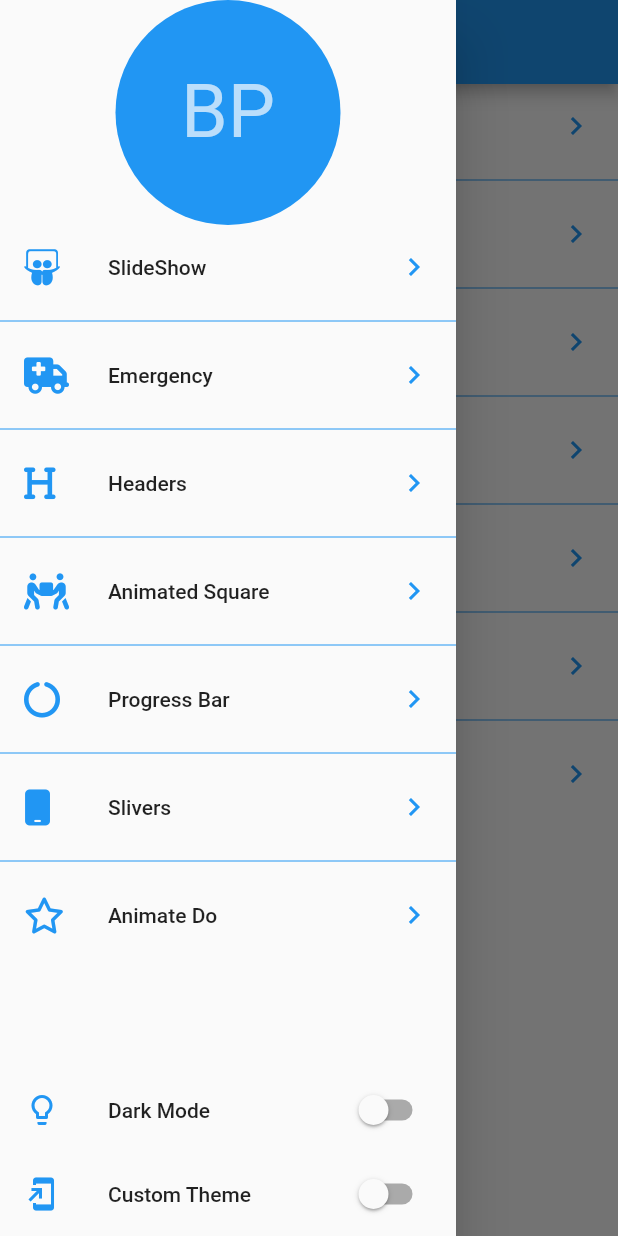
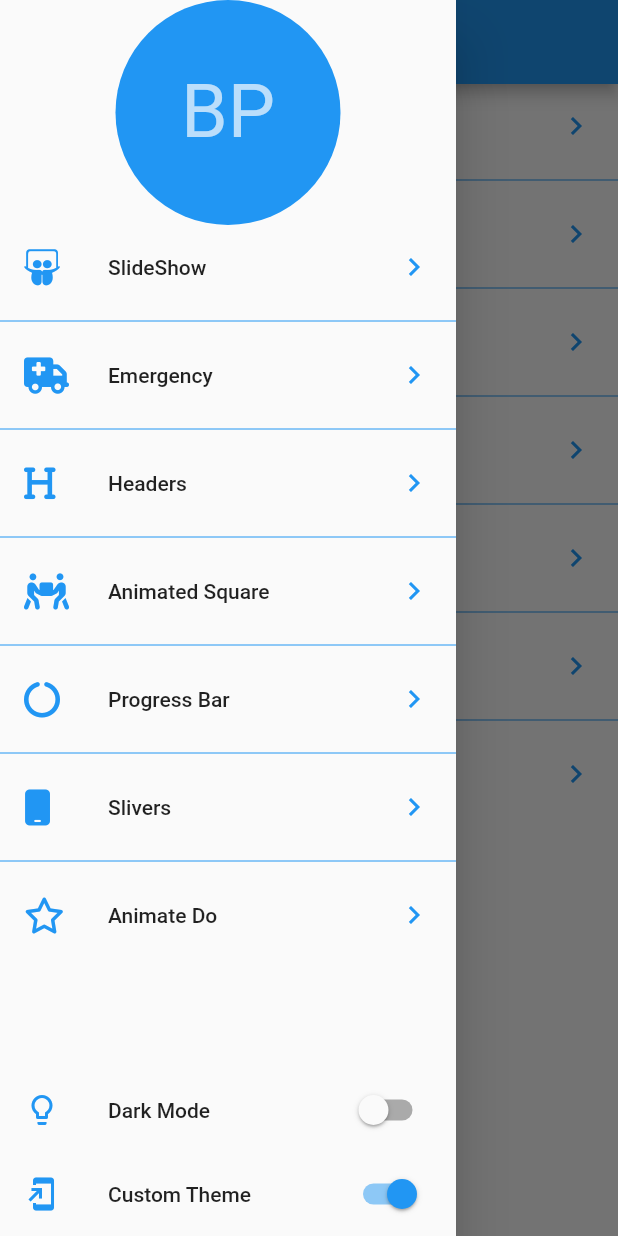
Before and after one commit to BryanParada/designsAppFM, a Flutter app: the screen it shows after launch, with the side drawer open, on a phone screen of 412 x 824 dp. Run offline on Flutter 3.47's test engine with Material 2 defaults, Android fonts, the phone set to English and light mode, and no system bars; our stand-ins replace animate_do, flutter_svg, font_awesome_flutter.

Commit message:
FM135 - Dark and Light Themes

```diff
--- a/lib/main.dart
+++ b/lib/main.dart
@@ -18,7 +18,7 @@ import 'package:provider/provider.dart';
 
 void main() => runApp(
   ChangeNotifierProvider(
-    create: (_ ) => new ThemeChanger(),
+    create: (_ ) => new ThemeChanger( 3 ), //guardar en preferencias de usuario
     child: const MyApp()
     ));
 
@@ -27,7 +27,11 @@ class MyApp extends StatelessWidget {
 
   @override
   Widget build(BuildContext context) {
+
+    final currentTheme = Provider.of<ThemeChanger>(context).currentTheme;
+
     return MaterialApp(
+      theme: currentTheme,
       debugShowCheckedModeBanner: false,
       title: 'Designs App',
       home: LauncherPage()
--- a/lib/src/theme/themechanger.dart
+++ b/lib/src/theme/themechanger.dart
@@ -5,18 +5,66 @@ class ThemeChanger with ChangeNotifier{
   bool _darkTheme = false;
   bool _customTheme = false;
 
+  late ThemeData _currentTheme;
+
+  ThemeChanger(int theme){
+      _currentTheme = ThemeData.light() ;
+
+      switch(theme){
+        case 1: //light
+          _darkTheme = false;
+          _customTheme = false;
+          _currentTheme = ThemeData.light();
+        break;
+
+        case 2: //dark
+          _darkTheme = true;
+          _customTheme = false;
+          _currentTheme = ThemeData.dark();
+        break;
+
+        case 3: //dark
+          _darkTheme = false;
+          _customTheme = true;
+        break;
+
+        default:
+          _darkTheme = false;
+          _customTheme = false;
+          _currentTheme = ThemeData.light();
+
+      }
+  }
+
+
   bool get darkTheme => this._darkTheme;
   bool get customTheme => this._customTheme;
+  ThemeData get currentTheme => this._currentTheme;
 
   set darkTheme(bool value){
     _customTheme = false;
     _darkTheme = value;
+
+    if (value){
+      _currentTheme = ThemeData.dark();
+    }else{
+      _currentTheme = ThemeData.light();
+    }
+
     notifyListeners();
   }
 
   set customTheme(bool value){
     _customTheme = value;
     _darkTheme = false;
+
+    if (value){
+      _currentTheme = ThemeData.light();
+    }else{
+      _currentTheme = ThemeData.light();
+    }
+
+
     notifyListeners();
   }
 
```
